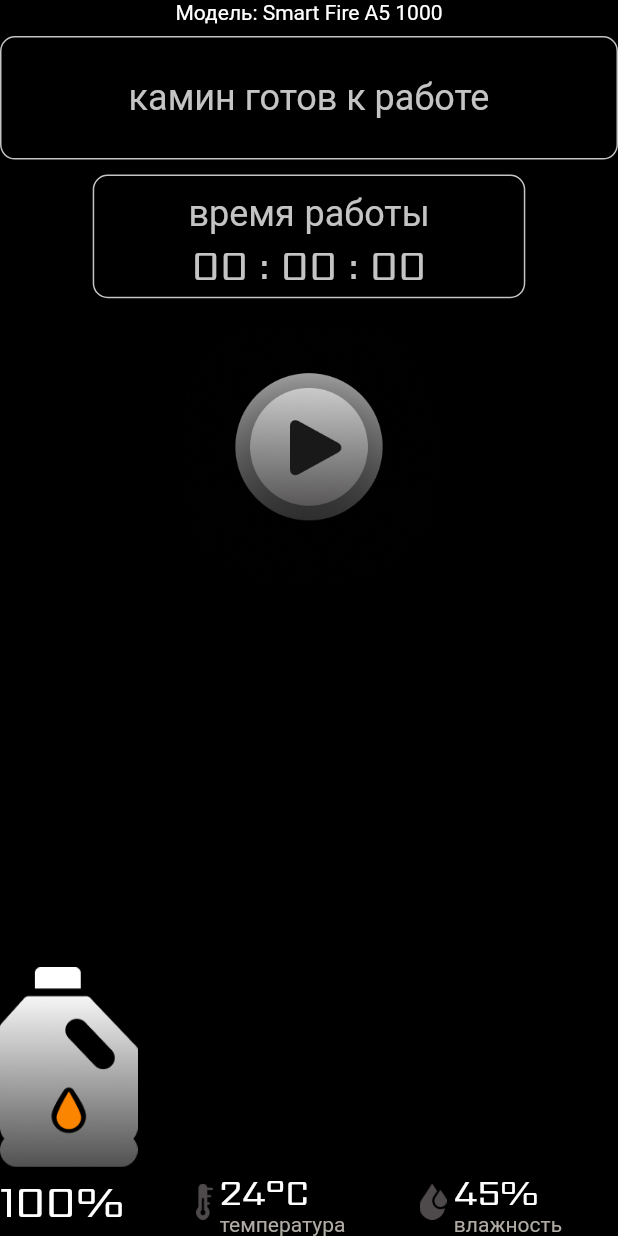
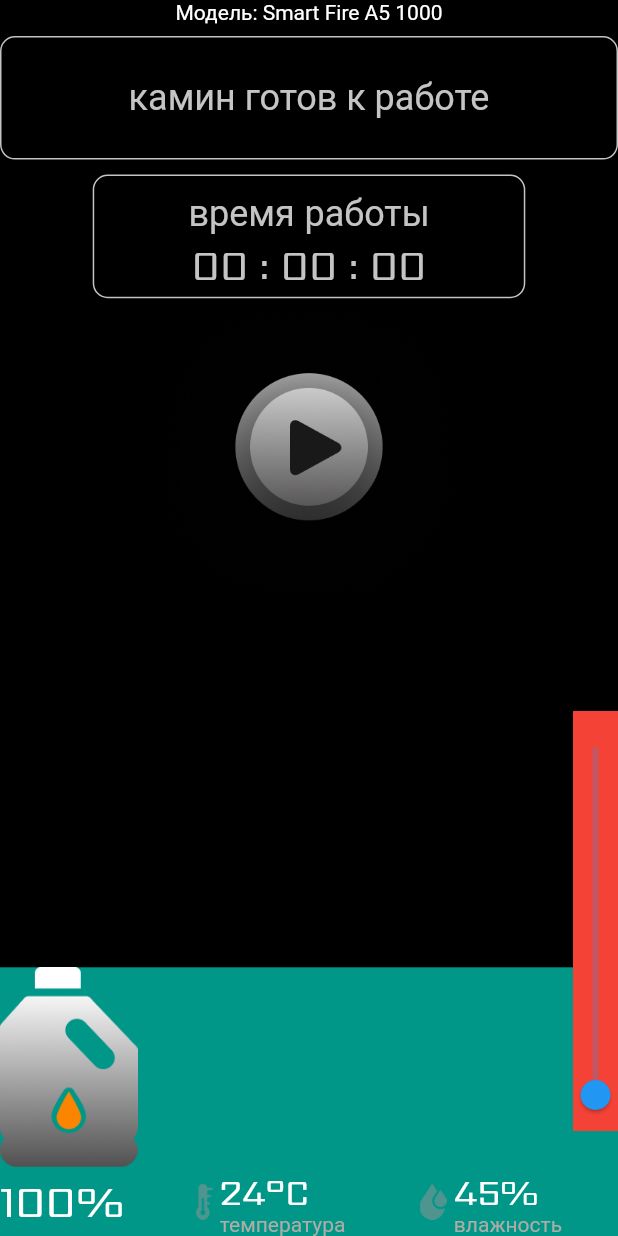
Before and after one commit to deorditse/fireplace_wifi_app, a Flutter app: the MainContentBodySmartFireA51000 widget shown alone on an empty page, opened directly, on a phone screen of 412 x 824 dp. Run offline on Flutter 3.47's test engine with Material 2 defaults, Android fonts, the light colour scheme and no system bars; our stand-ins replace connectivity_plus, dio, get, permission_handler; missing offline and left inert: network_info_plus.

Commit message:
обновление ui

```diff
--- a/lib/packages/ui_layout/pages/all_pages/smartFireA5_1000/body_page_smartFireA5_1000.dart
+++ b/lib/packages/ui_layout/pages/all_pages/smartFireA5_1000/body_page_smartFireA5_1000.dart
@@ -1,14 +1,8 @@
-import 'package:fireplace_wifi_app/packages/business_layout/lib/business_layout.dart';
-import 'package:fireplace_wifi_app/packages/ui_layout/pages/all_pages/smartFireA3_1000/body_page_smartFireA3_1000.dart';
 import 'package:fireplace_wifi_app/packages/ui_layout/pages/all_pages/smartFireA5_1000/widgets/navigation_bar_smartFireA5_1000.dart';
-import 'package:fireplace_wifi_app/packages/ui_layout/pages/all_pages/smartPrime_1000/body_page_smart_prime_1000.dart';
+import 'package:fireplace_wifi_app/packages/ui_layout/pages/all_pages/smartFireA5_1000/widgets/slider_smart_fire_A51000.dart';
 import 'package:fireplace_wifi_app/packages/ui_layout/pages/pages_for_integration/widgets/button_play_pause_fireplace_sceleton_for_all_page.dart';
-import 'package:fireplace_wifi_app/packages/ui_layout/pages/pages_for_integration/widgets/start_body_screen.dart';
-import 'package:fireplace_wifi_app/packages/ui_layout/pages/pages_for_integration/widgets/navigation_bar/my_navigation_bar.dart';
 import 'package:fireplace_wifi_app/packages/ui_layout/pages/pages_for_integration/widgets/tittle_fireplace_model_name.dart';
-import 'package:fireplace_wifi_app/packages/ui_layout/style_app/style.dart';
 import 'package:flutter/material.dart';
-import 'package:get/get.dart';
 
 class MainContentBodySmartFireA51000 extends StatelessWidget {
   MainContentBodySmartFireA51000({Key? key, required this.titleModel})
@@ -17,16 +11,30 @@ class MainContentBodySmartFireA51000 extends StatelessWidget {
 
   @override
   Widget build(BuildContext context) {
-    return Column(
-      mainAxisAlignment: MainAxisAlignment.spaceBetween,
+    return Stack(
+      // mainAxisAlignment: MainAxisAlignment.spaceBetween,
       children: [
-        myTitleModel(titleModel: titleModel),
-        Expanded(
-          child: ButtonPlayStopPauseFireplaceForAllPages(
-            alertMessage: 'розжиг камина',
-          ),
+        Column(
+          children: [
+            Align(
+              alignment: Alignment.topCenter,
+              child: myTitleModel(titleModel: titleModel),
+            ),
+            Expanded(
+              child: ButtonPlayStopPauseFireplaceForAllPages(
+                alertMessage: 'розжиг камина',
+              ),
+            ),
+          ],
         ),
-        navigationBarSmartFireA5_1000(context),
+        Align(
+            alignment: Alignment.bottomCenter,
+            child: navigationBarSmartFireA5_1000(context)),
+        Positioned(
+          right: 0,
+          bottom: 70,
+          child: sliderSmartFireA51000(),
+        ),
       ],
     );
   }
--- a/lib/packages/ui_layout/pages/all_pages/smartFireA5_1000/widgets/navigation_bar_smartFireA5_1000.dart
+++ b/lib/packages/ui_layout/pages/all_pages/smartFireA5_1000/widgets/navigation_bar_smartFireA5_1000.dart
@@ -1,8 +1,11 @@
 import 'package:fireplace_wifi_app/packages/ui_layout/pages/pages_for_integration/widgets/navigation_bar/my_navigation_bar.dart';
 import 'package:flutter/cupertino.dart';
+import 'package:flutter/material.dart';
 
 Widget navigationBarSmartFireA5_1000(BuildContext context) {
-  return SizedBox(
+  return Container(
+    color: Colors.teal,
+    child: SizedBox(
       height: MediaQuery.of(context).size.width / 2.3,
       child: Column(
         crossAxisAlignment: CrossAxisAlignment.start,
@@ -40,5 +43,6 @@ Widget navigationBarSmartFireA5_1000(BuildContext context) {
           )
         ],
       ),
+    ),
   );
 }
--- /dev/null
+++ b/lib/packages/ui_layout/pages/all_pages/smartFireA5_1000/widgets/slider_smart_fire_A51000.dart
@@ -0,0 +1,30 @@
+
+import 'package:flutter/material.dart';
+import 'package:get/get.dart';
+
+
+
+sliderSmartFireA51000() {
+  Rx<double> sliderValue = 1.0.obs;
+
+  //добавить это значение на слой бизнес логики
+
+  return Container(
+    color: Colors.red,
+    height: 280,
+    width: 30,
+    child: RotatedBox(
+      quarterTurns: -1,
+      child: Obx(
+            () => Slider(
+          max: 50.0,
+          min: 1.0,
+          value: sliderValue.value,
+          onChanged: (value) {
+            sliderValue.value = value;
+          },
+        ),
+      ),
+    ),
+  );
+}
--- a/lib/packages/ui_layout/pages/all_pages/smartPrime_1000/body_page_smart_prime_1000.dart
+++ b/lib/packages/ui_layout/pages/all_pages/smartPrime_1000/body_page_smart_prime_1000.dart
@@ -104,11 +104,8 @@ class _StartBodyScreenFireplace extends StatelessWidget {
               ),
             ),
           ),
-
           if ((controllerApp.isPlayFireplace && !controllerApp.fuelSystemError))
             Flexible(child: _ColumnButton()),
-
-          // PlayFireplaceBodyScreenSmartPrime1000(),
         ],
       ),
     );
--- a/lib/packages/ui_layout/pages/pages_for_integration/widgets/navigation_bar/my_navigation_bar.dart
+++ b/lib/packages/ui_layout/pages/pages_for_integration/widgets/navigation_bar/my_navigation_bar.dart
@@ -1,5 +1,6 @@
 import 'package:fireplace_wifi_app/packages/ui_layout/style_app/style.dart';
 import 'package:flutter/cupertino.dart';
+import 'package:flutter/material.dart';
 
 Image imageOil() => Image.asset(
       'assets/icons/oil.png',
@@ -13,7 +14,9 @@ Text percentOil() => Text(
     );
 
 Widget myNavigationBar(context) {
-  return SizedBox(
+  return Container(
+    // color: Colors.teal,
+    child: SizedBox(
       height: MediaQuery.of(context).size.width / 3,
       child: Row(
         crossAxisAlignment: CrossAxisAlignment.end,
@@ -60,6 +63,7 @@ Widget myNavigationBar(context) {
             ),
           ),
         ],
+      ),
     ),
   );
 }
```
Also changed, not shown: 1 other file. Lines whose indentation alone changed are shown as unchanged.
